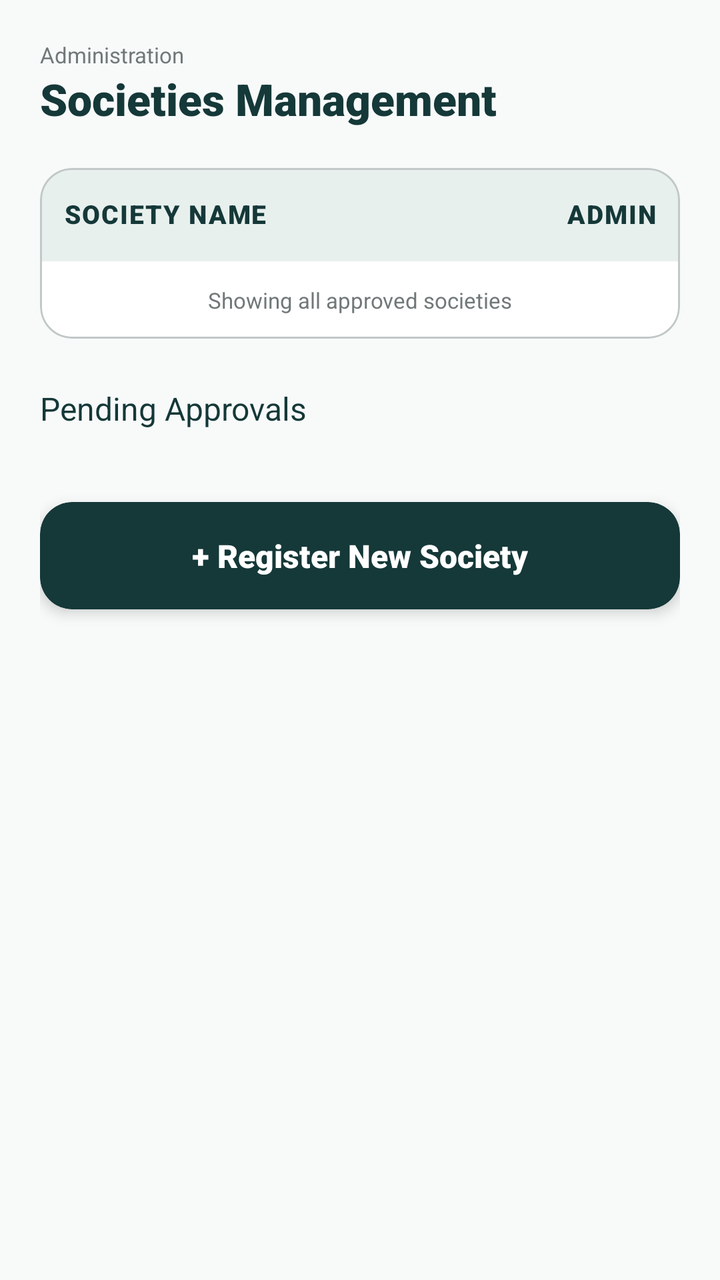
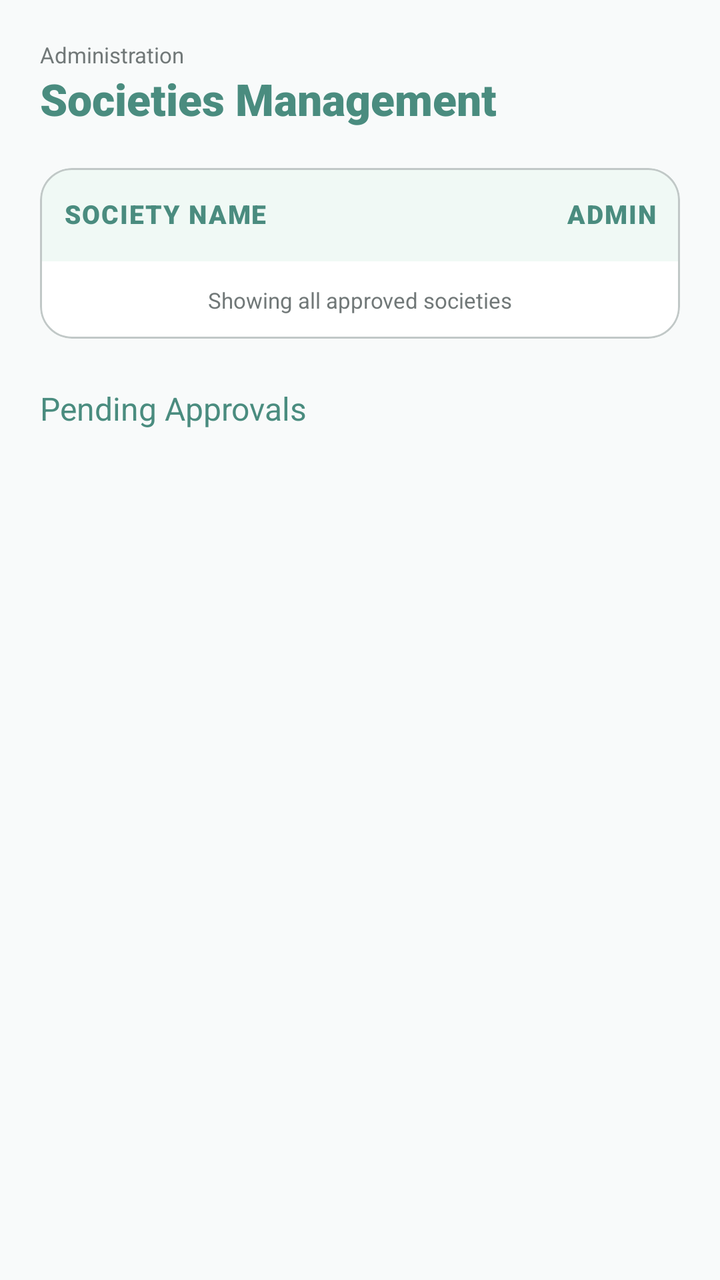

Before-and-after screenshots of an Android layout around one commit, followed by the original layout XML and the change that was made.
<!-- AndroidManifest.xml: application theme Theme.CampusBiome -->
<!-- res/layout/fragment_admin_societies.xml -->
<?xml version="1.0" encoding="utf-8"?>
<LinearLayout xmlns:android="http://schemas.android.com/apk/res/android"
    xmlns:app="http://schemas.android.com/apk/res-auto"
    android:layout_width="match_parent"
    android:layout_height="match_parent"
    android:background="#F8FAFA"
    android:orientation="vertical">

    <androidx.core.widget.NestedScrollView
        android:layout_width="match_parent"
        android:layout_height="match_parent">

        <LinearLayout
            android:layout_width="match_parent"
            android:layout_height="wrap_content"
            android:orientation="vertical"
            android:padding="20dp">

            
            <LinearLayout
                android:layout_width="wrap_content"
                android:layout_height="wrap_content"
                android:layout_marginBottom="20dp"
                android:orientation="vertical">
                <TextView
                    android:layout_width="wrap_content"
                    android:layout_height="wrap_content"
                    android:text="Administration"
                    android:textColor="#717878"
                    android:textSize="11sp" />
                <TextView
                    android:layout_width="wrap_content"
                    android:layout_height="wrap_content"
                    android:fontFamily="sans-serif-black"
                    android:text="Societies Management"
                    android:textColor="#153838"
                    android:textSize="22sp" />
            </LinearLayout>

            
            <com.google.android.material.card.MaterialCardView
                android:layout_width="match_parent"
                android:layout_height="wrap_content"
                android:layout_marginBottom="24dp"
                app:cardBackgroundColor="#FFFFFF"
                app:cardCornerRadius="16dp"
                app:cardElevation="0dp"
                app:strokeColor="#C1C8C7"
                app:strokeWidth="1dp">

                <LinearLayout
                    android:layout_width="match_parent"
                    android:layout_height="wrap_content"
                    android:orientation="vertical">

                    
                    <LinearLayout
                        android:layout_width="match_parent"
                        android:layout_height="wrap_content"
                        android:background="#E8F0EE"
                        android:orientation="horizontal"
                        android:paddingVertical="14dp"
                        android:paddingHorizontal="12dp">
                        <TextView
                            android:layout_width="0dp"
                            android:layout_height="wrap_content"
                            android:layout_weight="1.5"
                            android:fontFamily="sans-serif-black"
                            android:text="SOCIETY NAME"
                            android:textColor="#153838"
                            android:textSize="13sp"
                            android:letterSpacing="0.05" />
                        <TextView
                            android:layout_width="0dp"
                            android:layout_height="wrap_content"
                            android:layout_weight="1.5"
                            android:fontFamily="sans-serif-black"
                            android:text="ADMIN"
                            android:textColor="#153838"
                            android:textSize="13sp"
                            android:gravity="end"
                            android:letterSpacing="0.05" />
                    </LinearLayout>

                    <LinearLayout
                        android:id="@+id/llSocietiesList"
                        android:layout_width="match_parent"
                        android:layout_height="wrap_content"
                        android:orientation="vertical"
                        android:divider="@drawable/divider_line"
                        android:showDividers="middle" />

                    <View
                        android:layout_width="match_parent"
                        android:layout_height="1dp"
                        android:background="#E8F0EE" />

                    <TextView
                        android:layout_width="match_parent"
                        android:layout_height="wrap_content"
                        android:gravity="center"
                        android:padding="12dp"
                        android:text="Showing all approved societies"
                        android:textColor="#717878"
                        android:textSize="11sp" />

                </LinearLayout>
            </com.google.android.material.card.MaterialCardView>

            
            <TextView
                android:layout_width="wrap_content"
                android:layout_height="wrap_content"
                android:layout_marginBottom="12dp"
                android:fontFamily="sans-serif-bold"
                android:text="Pending Approvals"
                android:textColor="#153838"
                android:textSize="16sp" />

            
            <LinearLayout
                android:id="@+id/llPendingSocieties"
                android:layout_width="match_parent"
                android:layout_height="wrap_content"
                android:orientation="vertical" />

            
            <com.google.android.material.card.MaterialCardView
                android:id="@+id/btnAddSociety"
                android:layout_width="match_parent"
                android:layout_height="wrap_content"
                android:layout_marginTop="24dp"
                android:layout_marginBottom="16dp"
                android:clickable="true"
                android:focusable="true"
                android:foreground="?attr/selectableItemBackground"
                app:cardBackgroundColor="#153838"
                app:cardCornerRadius="16dp"
                app:cardElevation="4dp">
                <TextView
                    android:layout_width="match_parent"
                    android:layout_height="wrap_content"
                    android:gravity="center"
                    android:padding="16dp"
                    android:text="+ Register New Society"
                    android:textColor="#FFFFFF"
                    android:textSize="16sp"
                    android:fontFamily="sans-serif-black" />
            </com.google.android.material.card.MaterialCardView>

        </LinearLayout>
    </androidx.core.widget.NestedScrollView>

</LinearLayout>
<!-- resources referenced by this layout -->
<resources>
  <!-- drawable divider_line (drawable) -->
  <?xml version="1.0" encoding="utf-8"?>
  <shape xmlns:android="http://schemas.android.com/apk/res/android"
      android:shape="rectangle">
      <size android:height="1dp" />
      <solid android:color="#E8F0EE" />
  </shape>
  <style name="Theme.CampusBiome" parent="Theme.MaterialComponents.Light.NoActionBar">
          <item name="colorPrimary">@color/primary</item>
          <item name="colorPrimaryDark">@color/primary_dark</item>
          <item name="colorAccent">@color/accent</item>
          <item name="android:windowBackground">@color/background</item>
      </style>
  <color name="primary">#4A8C7F</color>
  <color name="primary_dark">#3A7066</color>
  <color name="accent">#2D6A5E</color>
  <color name="background">#E8F5F2</color>
</resources>

<!-- the commit's change to res/layout/fragment_admin_societies.xml (unified diff, before → after) -->
@@ -33,7 +33,7 @@
                     android:layout_height="wrap_content"
                     android:fontFamily="sans-serif-black"
                     android:text="Societies Management"
-                    android:textColor="#153838"
+                    android:textColor="@color/primary"
                     android:textSize="22sp" />
             </LinearLayout>
 
@@ -57,7 +57,7 @@
                     <LinearLayout
                         android:layout_width="match_parent"
                         android:layout_height="wrap_content"
-                        android:background="#E8F0EE"
+                        android:background="#F0F9F5"
                         android:orientation="horizontal"
                         android:paddingVertical="14dp"
                         android:paddingHorizontal="12dp">
@@ -67,7 +67,7 @@
                             android:layout_weight="1.5"
                             android:fontFamily="sans-serif-black"
                             android:text="SOCIETY NAME"
-                            android:textColor="#153838"
+                            android:textColor="@color/primary"
                             android:textSize="13sp"
                             android:letterSpacing="0.05" />
                         <TextView
@@ -76,7 +76,7 @@
                             android:layout_weight="1.5"
                             android:fontFamily="sans-serif-black"
                             android:text="ADMIN"
-                            android:textColor="#153838"
+                            android:textColor="@color/primary"
                             android:textSize="13sp"
                             android:gravity="end"
                             android:letterSpacing="0.05" />
@@ -93,7 +93,7 @@
                     <View
                         android:layout_width="match_parent"
                         android:layout_height="1dp"
-                        android:background="#E8F0EE" />
+                        android:background="#F0F9F5" />
 
                     <TextView
                         android:layout_width="match_parent"
@@ -114,7 +114,7 @@
                 android:layout_marginBottom="12dp"
                 android:fontFamily="sans-serif-bold"
                 android:text="Pending Approvals"
-                android:textColor="#153838"
+                android:textColor="@color/primary"
                 android:textSize="16sp" />
 
             
@@ -124,29 +124,7 @@
                 android:layout_height="wrap_content"
                 android:orientation="vertical" />
 
-            
-            <com.google.android.material.card.MaterialCardView
-                android:id="@+id/btnAddSociety"
-                android:layout_width="match_parent"
-                android:layout_height="wrap_content"
-                android:layout_marginTop="24dp"
-                android:layout_marginBottom="16dp"
-                android:clickable="true"
-                android:focusable="true"
-                android:foreground="?attr/selectableItemBackground"
-                app:cardBackgroundColor="#153838"
-                app:cardCornerRadius="16dp"
-                app:cardElevation="4dp">
-                <TextView
-                    android:layout_width="match_parent"
-                    android:layout_height="wrap_content"
-                    android:gravity="center"
-                    android:padding="16dp"
-                    android:text="+ Register New Society"
-                    android:textColor="#FFFFFF"
-                    android:textSize="16sp"
-                    android:fontFamily="sans-serif-black" />
-            </com.google.android.material.card.MaterialCardView>
+
 
         </LinearLayout>
     </androidx.core.widget.NestedScrollView>
